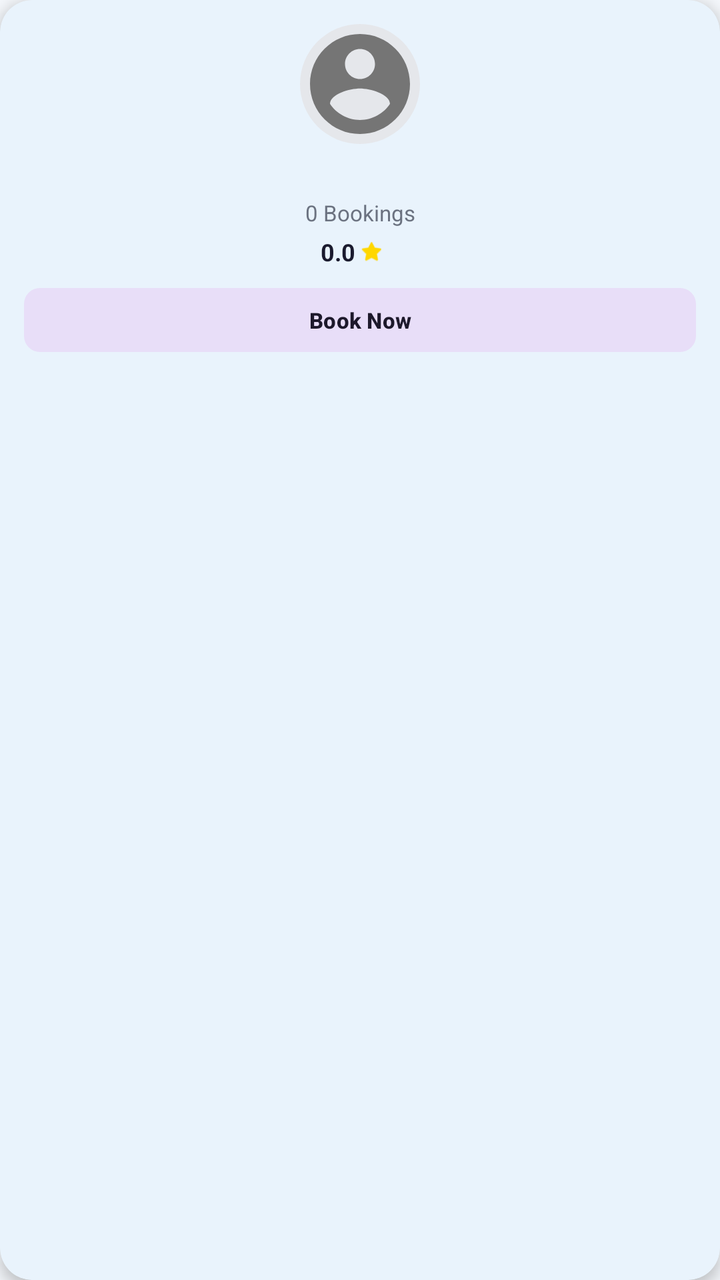
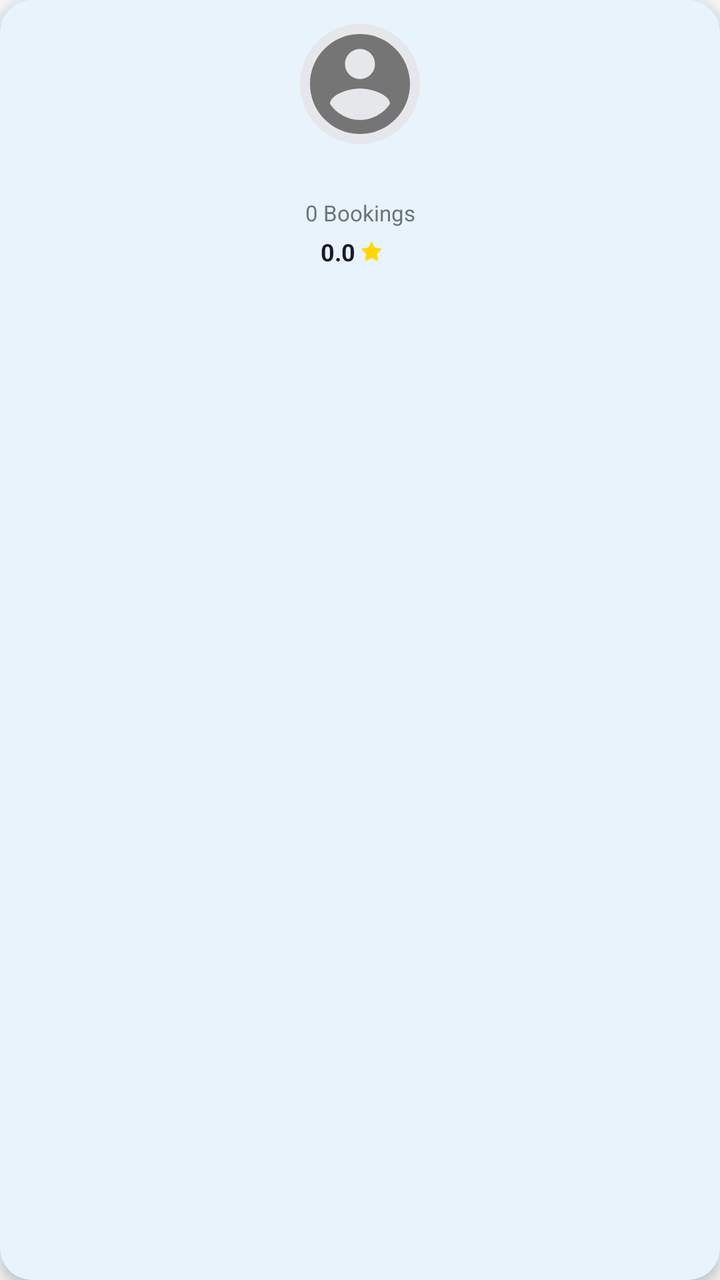

An Android layout rendered at two revisions. The XML below is the earlier revision; the diff shows what the commit changed to produce the second picture.
<!-- AndroidManifest.xml: application theme Theme.QuickFix -->
<!-- res/layout/item_top_rated_provider.xml -->
<?xml version="1.0" encoding="utf-8"?>
<com.google.android.material.card.MaterialCardView
    xmlns:android="http://schemas.android.com/apk/res/android"
    xmlns:app="http://schemas.android.com/apk/res-auto"
    android:layout_width="160dp"
    android:layout_height="wrap_content"
    android:layout_marginEnd="12dp"
    android:layout_marginBottom="8dp"
    app:cardCornerRadius="16dp"
    app:cardElevation="4dp"
    app:strokeWidth="0dp">

    <LinearLayout
        android:layout_width="match_parent"
        android:layout_height="wrap_content"
        android:orientation="vertical"
        android:padding="12dp">

        <com.google.android.material.imageview.ShapeableImageView
            android:id="@+id/ivProviderProfile"
            android:layout_width="60dp"
            android:layout_height="60dp"
            android:layout_gravity="center_horizontal"
            android:scaleType="centerCrop"
            android:src="@drawable/ic_person"
            app:shapeAppearanceOverlay="@style/CircleAppearanceOverlay"
            android:background="@color/divider" />

        <TextView
            android:id="@+id/tvProviderName"
            android:layout_width="match_parent"
            android:layout_height="wrap_content"
            android:layout_marginTop="8dp"
            android:gravity="center"
            android:ellipsize="end"
            android:maxLines="1"
            android:textColor="@color/text_primary"
            android:textSize="14sp"
            android:textStyle="bold" />

        <TextView
            android:id="@+id/tvProviderCategory"
            android:layout_width="match_parent"
            android:layout_height="wrap_content"
            android:gravity="center"
            android:textColor="@color/text_secondary"
            android:textSize="11sp"
            android:visibility="gone" />

        <TextView
            android:id="@+id/tvProviderBookings"
            android:layout_width="match_parent"
            android:layout_height="wrap_content"
            android:gravity="center"
            android:textColor="@color/text_secondary"
            android:textSize="11sp"
            android:text="0 Bookings" />

        <LinearLayout
            android:layout_width="wrap_content"
            android:layout_height="wrap_content"
            android:layout_gravity="center_horizontal"
            android:layout_marginTop="4dp"
            android:gravity="center_vertical"
            android:orientation="horizontal">

            <TextView
                android:id="@+id/tvProviderRating"
                android:layout_width="wrap_content"
                android:layout_height="wrap_content"
                android:text="0.0"
                android:textColor="@color/text_primary"
                android:textSize="12sp"
                android:textStyle="bold" />

            <ImageView
                android:layout_width="12dp"
                android:layout_height="12dp"
                android:layout_marginStart="2dp"
                android:src="@android:drawable/btn_star_big_on"
                app:tint="#FFD700" />

            <TextView
                android:id="@+id/tvProviderDistance"
                android:layout_width="wrap_content"
                android:layout_height="wrap_content"
                android:layout_marginStart="8dp"
                android:textColor="@color/primary"
                android:textSize="11sp"
                android:textStyle="bold" />
        </LinearLayout>

        <com.google.android.material.button.MaterialButton
            android:id="@+id/btnBookNow"
            style="@style/Widget.Material3.Button.TonalButton"
            android:layout_width="match_parent"
            android:layout_height="32dp"
            android:layout_marginTop="10dp"
            android:insetTop="0dp"
            android:insetBottom="0dp"
            android:text="Book Now"
            android:textSize="11sp"
            android:textStyle="bold"
            app:cornerRadius="8dp" />

    </LinearLayout>

</com.google.android.material.card.MaterialCardView>
<!-- resources referenced by this layout -->
<resources>
  <color name="divider">#E5E7EB</color>
  <color name="primary">#1E88E5</color>
  <color name="text_primary">#1A1A2E</color>
  <color name="text_secondary">#6B7280</color>
  <!-- drawable ic_person (drawable) -->
  <vector xmlns:android="http://schemas.android.com/apk/res/android"
      android:width="24dp"
      android:height="24dp"
      android:viewportWidth="24"
      android:viewportHeight="24">
      <path
          android:fillColor="#757575"
          android:pathData="M12,2C6.48,2 2,6.48 2,12s4.48,10 10,10 10,-4.48 10,-10S17.52,2 12,2zM12,5c1.66,0 3,1.34 3,3s-1.34,3 -3,3 -3,-1.34 -3,-3 1.34,-3 3,-3zM12,19.2c-2.5,0 -4.71,-1.28 -6,-3.22 0.03,-1.99 4,-3.08 6,-3.08 1.99,0 5.97,1.09 6,3.08 -1.29,1.94 -3.5,3.22 -6,3.22z"/>
  </vector>
  <style name="CircleAppearanceOverlay">
          <item name="cornerSize">50%</item>
      </style>
  <style name="Theme.QuickFix" parent="Base.Theme.QuickFix" />
  <color name="primary_dark">#1565C0</color>
  <color name="accent_green">#43A047</color>
  <color name="screen_background">#F4F7FB</color>
  <color name="card_bg">#FFFFFF</color>
  <color name="surface_variant">#F5F7FA</color>
  <style name="Theme.QuickFix.AdminDialog" parent="ThemeOverlay.Material3.MaterialAlertDialog">
          <item name="colorSurface">@color/card_bg</item>
          <item name="colorOnSurface">@color/text_primary</item>
          <item name="colorOutline">@color/divider</item>
      </style>
  <style name="Theme.QuickFix.BottomSheet" parent="ThemeOverlay.Material3.BottomSheetDialog">
          <item name="colorSurface">@color/card_bg</item>
          <item name="colorOnSurface">@color/text_primary</item>
          <item name="android:colorBackground">@color/card_bg</item>
      </style>
  <style name="Widget.QuickFix.Button" parent="Widget.Material3.Button">
          <item name="backgroundTint">@color/primary</item>
          <item name="android:textColor">@color/white</item>
      </style>
  <style name="Widget.QuickFix.Chip.Filter" parent="Widget.Material3.Chip.Filter">
          <item name="chipBackgroundColor">@color/surface_variant</item>
          <item name="android:textColor">@color/text_primary</item>
          <item name="checkedIconTint">@color/primary</item>
      </style>
  <style name="Widget.QuickFix.TextInputLayout" parent="Widget.Material3.TextInputLayout.OutlinedBox">
          <item name="boxBackgroundColor">@color/input_background</item>
          <item name="boxStrokeColor">@color/input_stroke</item>
          <item name="boxStrokeErrorColor">@color/error_red</item>
          <item name="hintTextColor">@color/input_hint</item>
          <item name="startIconTint">@color/input_icon</item>
          <item name="endIconTint">@color/input_icon</item>
          <item name="boxStrokeWidthFocused">2dp</item>
      </style>
  <color name="white">#FFFFFFFF</color>
  <color name="input_background">#FFFFFF</color>
  <color name="input_stroke">#1E88E5</color>
  <color name="error_red">#D32F2F</color>
  <color name="input_hint">#6B7280</color>
  <color name="input_icon">#455A64</color>
  <!-- unchanged entries left out for length: 1 -->
</resources>

<!-- the commit's change to res/layout/item_top_rated_provider.xml (unified diff, before → after) -->
@@ -90,19 +90,6 @@
                 android:textStyle="bold" />
         </LinearLayout>
 
-        <com.google.android.material.button.MaterialButton
-            android:id="@+id/btnBookNow"
-            style="@style/Widget.Material3.Button.TonalButton"
-            android:layout_width="match_parent"
-            android:layout_height="32dp"
-            android:layout_marginTop="10dp"
-            android:insetTop="0dp"
-            android:insetBottom="0dp"
-            android:text="Book Now"
-            android:textSize="11sp"
-            android:textStyle="bold"
-            app:cornerRadius="8dp" />
-
     </LinearLayout>
 
 </com.google.android.material.card.MaterialCardView>
